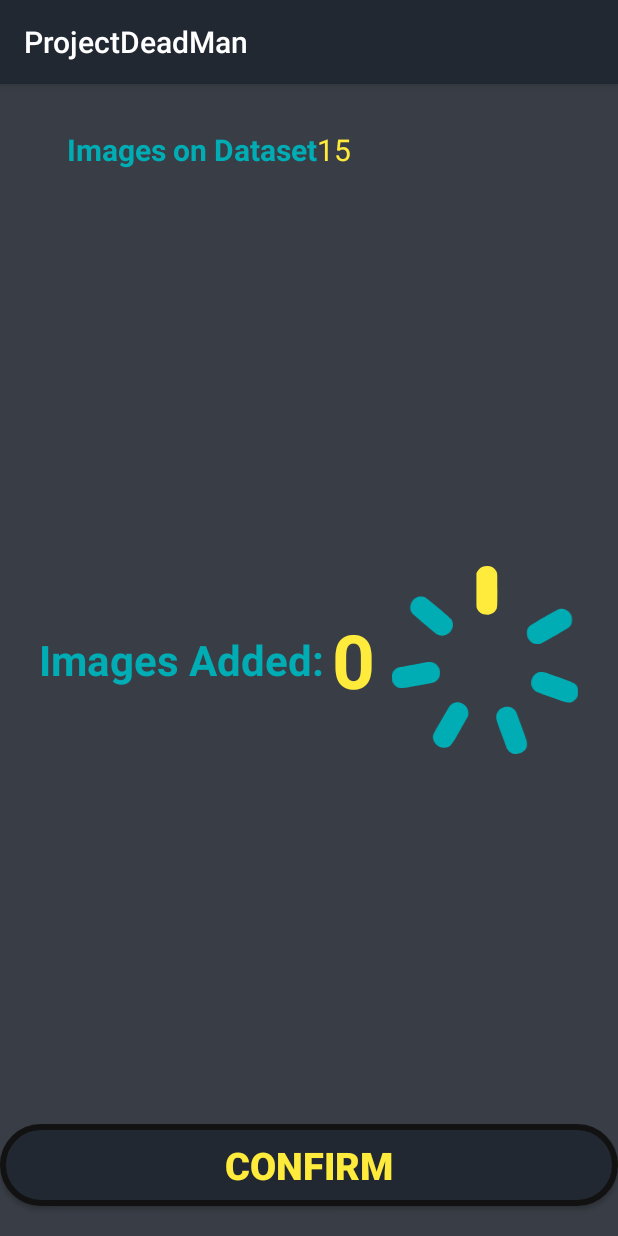
After one commit to paulojcpinto/ERGE, an Android app: the AddImages screen opened directly, with no data from a screen before it, on a phone screen of 412 x 824 dp. The commit adds this screen. Run offline under Robolectric (Android 15) with nearby library versions, the phone set to English and light mode, and no system bars.

Commit message:
need sleep

```diff
--- /dev/null
+++ b/Android/MobileAPP/app/src/main/java/com/drchip/projectdeadman/AddImages.java
@@ -0,0 +1,27 @@
+package com.drchip.projectdeadman;
+
+import androidx.appcompat.app.AppCompatActivity;
+
+import android.os.Bundle;
+import android.widget.Button;
+import android.widget.ImageView;
+import android.widget.TextView;
+
+public class AddImages extends AppCompatActivity {
+
+    TextView tvNumber, tvNumberImages;
+    ImageView ivImageCount;
+    Button btnConfirm;
+    @Override
+    protected void onCreate(Bundle savedInstanceState) {
+        super.onCreate(savedInstanceState);
+        setContentView(R.layout.activity_add_images);
+
+        tvNumber= findViewById(R.id.tvNumber);
+        tvNumberImages = findViewById(R.id.tvNumberIMages);
+        ivImageCount = findViewById(R.id.ivImageCount);
+        btnConfirm = findViewById(R.id.btnConfirm);
+
+
+    }
+}
--- /dev/null
+++ b/Android/MobileAPP/app/src/main/res/layout/activity_add_images.xml
@@ -0,0 +1,96 @@
+<?xml version="1.0" encoding="utf-8"?>
+<androidx.constraintlayout.widget.ConstraintLayout xmlns:android="http://schemas.android.com/apk/res/android"
+    xmlns:app="http://schemas.android.com/apk/res-auto"
+    xmlns:tools="http://schemas.android.com/tools"
+    android:layout_width="match_parent"
+    android:layout_height="match_parent"
+    android:background="@color/colorPrimaryLight"
+    tools:context=".AddImages">
+
+    <LinearLayout
+        android:layout_width="match_parent"
+        android:layout_height="wrap_content"
+        android:layout_gravity="center_horizontal"
+        android:gravity="center_horizontal"
+        android:orientation="horizontal"
+        app:layout_constraintBottom_toBottomOf="parent"
+        app:layout_constraintStart_toStartOf="parent"
+        app:layout_constraintTop_toTopOf="parent">
+
+        <TextView
+            android:id="@+id/textView11"
+            android:layout_width="wrap_content"
+            android:layout_height="wrap_content"
+            android:layout_gravity="center"
+            android:text="Images Added:"
+            android:textColor="@color/colorAccent"
+            android:textSize="28sp"
+            android:textStyle="bold" />
+
+        <TextView
+            android:id="@+id/tvNumber"
+            android:layout_width="wrap_content"
+            android:layout_height="wrap_content"
+            android:layout_gravity="center"
+            android:layout_marginStart="5dp"
+            android:layout_marginEnd="5dp"
+            android:text="0"
+            android:textColor="@color/coloYellow"
+            android:textSize="50sp"
+            android:textStyle="bold" />
+
+        <ImageView
+            android:id="@+id/ivImageCount"
+            android:layout_width="125dp"
+            android:layout_height="125dp"
+            android:layout_marginLeft="5dp"
+            android:layout_marginTop="10dp"
+            android:layout_marginBottom="10dp"
+            app:srcCompat="@drawable/loading2" />
+
+    </LinearLayout>
+
+    <Button
+        android:id="@+id/btnConfirm"
+        android:layout_width="0dp"
+        android:layout_height="wrap_content"
+        android:layout_marginBottom="20dp"
+        android:background="@drawable/button_back"
+        android:text="Confirm"
+        android:textColor="@color/coloYellow"
+        android:textSize="25sp"
+        android:textStyle="bold"
+        app:layout_constraintBottom_toBottomOf="parent"
+        app:layout_constraintEnd_toEndOf="parent"
+        app:layout_constraintStart_toStartOf="parent" />
+
+    <LinearLayout
+        android:layout_width="wrap_content"
+        android:layout_height="wrap_content"
+        android:layout_marginTop="30dp"
+        android:orientation="horizontal"
+        app:layout_constraintEnd_toEndOf="parent"
+        app:layout_constraintHorizontal_bias="0.2"
+        app:layout_constraintStart_toStartOf="parent"
+        app:layout_constraintTop_toTopOf="parent">
+
+        <TextView
+            android:id="@+id/textView17"
+            android:layout_width="wrap_content"
+            android:layout_height="wrap_content"
+            android:text="Images on Dataset"
+            android:textColor="@color/colorAccent"
+            android:textSize="20sp"
+            android:textStyle="bold" />
+
+        <TextView
+            android:id="@+id/tvNumberIMages"
+            android:layout_width="wrap_content"
+            android:layout_height="wrap_content"
+            android:text="15"
+            android:textColor="@color/coloYellow"
+            android:textSize="20sp" />
+    </LinearLayout>
+
+
+</androidx.constraintlayout.widget.ConstraintLayout>
--- a/Android/MobileAPP/app/src/main/res/layout/activity_user_instructions_rasp.xml
+++ b/Android/MobileAPP/app/src/main/res/layout/activity_user_instructions_rasp.xml
@@ -228,7 +228,7 @@
                 android:textStyle="bold" />
 
             <TextView
-                android:id="@+id/tvNumber"
+                android:id="@+id/tvNumberIMages"
                 android:layout_width="wrap_content"
                 android:layout_height="wrap_content"
                 android:layout_gravity="center"
--- a/Android/MobileAPP/app/src/main/res/layout/activity_user_instuctions_stm.xml
+++ b/Android/MobileAPP/app/src/main/res/layout/activity_user_instuctions_stm.xml
@@ -175,7 +175,7 @@
                     android:textStyle="bold" />
 
                 <TextView
-                    android:id="@+id/tvNumber"
+                    android:id="@+id/tvNumberIMages"
                     android:layout_width="wrap_content"
                     android:layout_height="wrap_content"
                     android:layout_gravity="center"
--- a/Android/MobileAPP/app/src/main/res/layout/login_codewait.xml
+++ b/Android/MobileAPP/app/src/main/res/layout/login_codewait.xml
@@ -20,7 +20,7 @@
             android:textStyle="bold" />
 
         <TextView
-            android:id="@+id/tvNumber"
+            android:id="@+id/tvNumberIMages"
             android:layout_width="wrap_content"
             android:layout_height="wrap_content"
             android:layout_gravity="center"
```
Also changed, not shown: Android/MobileAPP/app/src/main/AndroidManifest.xml (+17 -15 lines), Android/MobileAPP/app/src/main/java/com/drchip/projectdeadman/ui/userConfigs/UserConfigsFragment.java (+39 -0 lines), Android/MobileAPP/app/src/main/res/layout/images_amount.xml (+20 -0 lines), 5 other files.
